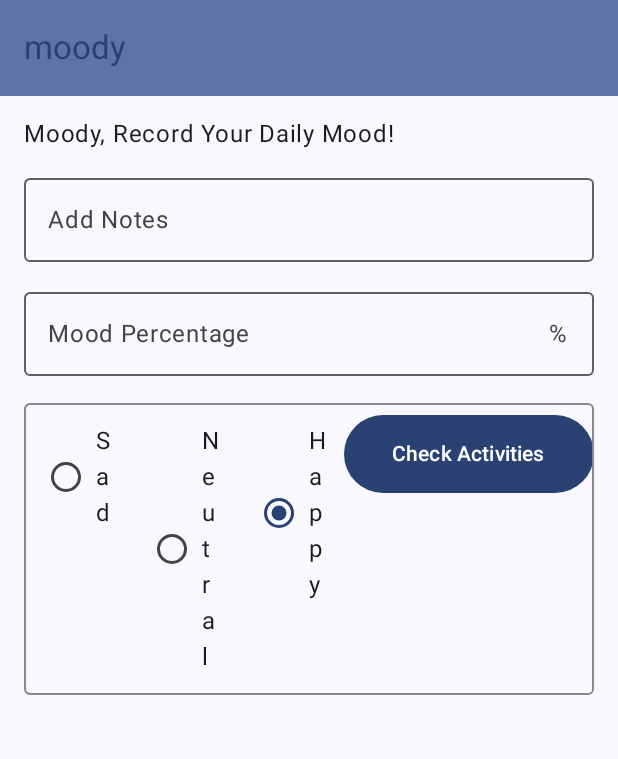
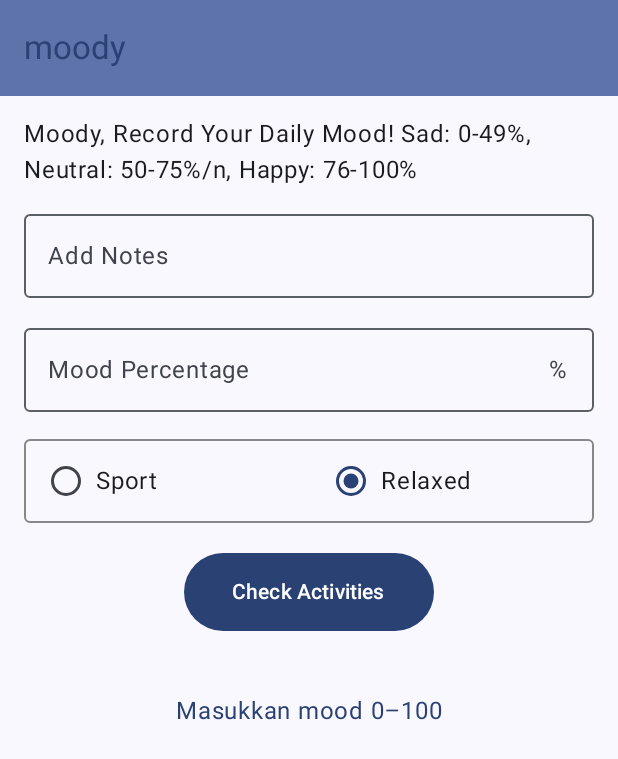
Before and after one commit to vaaniiiiiii/moody, an Android app built with Jetpack Compose: the screen it shows after launch (MainActivity), after a tap on "Check Activities", on a phone screen of 412 x 824 dp. Shown: the top 759 px of the screen. Run offline under Robolectric (Android 15) with nearby library versions, the phone set to English and light mode, and no system bars; 3 other taps on this screen came first.

Commit message:
memberi pilihan kepada pengguna(fixed) dan membuat saran kegiatan mood

```diff
--- /dev/null
+++ b/app/src/main/java/Screen.kt
@@ -0,0 +1,3 @@
+sealed class Screen(val route: String){
+    data object Home: Screen("mainScreen")
+}
--- a/app/src/main/java/com/vani0066/moody/MainActivity.kt
+++ b/app/src/main/java/com/vani0066/moody/MainActivity.kt
@@ -1,4 +1,5 @@
 package com.vani0066.moody
+
 
 import android.os.Bundle
 import androidx.activity.ComponentActivity
--- a/app/src/main/java/com/vanisa0066/moody/ui/screen/MainScreen.kt
+++ b/app/src/main/java/com/vanisa0066/moody/ui/screen/MainScreen.kt
@@ -42,8 +42,8 @@ import com.vani0066.moody.ui.theme.MoodyTheme
 
 @OptIn(ExperimentalMaterial3Api::class)
 @Composable
-fun MainScreen(){
-    Scaffold (
+fun MainScreen() {
+    Scaffold(
         topBar = {
             TopAppBar(
                 title = {
@@ -59,25 +59,28 @@ fun MainScreen(){
         ScreenContent(Modifier.padding(innerPadding))
     }
 }
+
 @Composable
-fun ScreenContent(modifier: Modifier = Modifier){
+fun ScreenContent(modifier: Modifier = Modifier) {
     var tambahCatatan by rememberSaveable { mutableStateOf("") }
     var persenanMood by rememberSaveable { mutableStateOf("") }
+    var hasilKegiatan by rememberSaveable { mutableStateOf("") }
+
 
     val radioOptions = listOf(
-        stringResource(id= R.string.sedih),
-        stringResource(id= R.string.netral),
-        stringResource(id= R.string.senang)
+        stringResource(id = R.string.sport),
+        stringResource(id = R.string.relaxed)
     )
     var mood by rememberSaveable { mutableStateOf(radioOptions[0]) }
 
-    Column (
-        modifier = modifier.fillMaxSize()
+    Column(
+        modifier = modifier
+            .fillMaxSize()
             .verticalScroll(rememberScrollState())
             .padding(16.dp),
         verticalArrangement = Arrangement.spacedBy(12.dp),
         horizontalAlignment = Alignment.CenterHorizontally
-    ){
+    ) {
         Text(
             text = stringResource(id = R.string.intro_moody),
             style = MaterialTheme.typography.bodyLarge,
@@ -85,7 +88,7 @@ fun ScreenContent(modifier: Modifier = Modifier){
         )
         OutlinedTextField(
             value = tambahCatatan,
-            onValueChange = { tambahCatatan = it},
+            onValueChange = { tambahCatatan = it },
             label = { Text(text = stringResource((R.string.tambah_catatan))) },
             singleLine = true,
             keyboardOptions = KeyboardOptions(
@@ -97,50 +100,87 @@ fun ScreenContent(modifier: Modifier = Modifier){
         OutlinedTextField(
             value = persenanMood,
             onValueChange = { persenanMood = it },
-            label = { Text(text = stringResource(R.string.persenan_mood)) },
+            label = { Text(text = stringResource((R.string.persenan_mood))) },
             trailingIcon = { Text(text = "%") },
             singleLine = true,
             keyboardOptions = KeyboardOptions(
                 keyboardType = KeyboardType.Number,
-                imeAction = ImeAction.Done
+                imeAction = ImeAction.Next
             ),
             modifier = Modifier.fillMaxWidth()
         )
-       Row (
+        Row(
             modifier = Modifier
                 .padding(top = 6.dp)
                 .border(1.dp, Color.Gray, RoundedCornerShape(4.dp))
-       ){
-           radioOptions.forEach{ text ->
+        ) {
+            radioOptions.forEach { text ->
                 MoodOption(
                     label = text,
                     isSelected = mood == text,
                     modifier = Modifier
                         .selectable(
                             selected = mood == text,
-                           onClick = { mood = text},
+                            onClick = { mood = text },
                             role = Role.RadioButton
                         )
                         .weight(1f)
                         .padding(16.dp)
                 )
             }
+
+        }
         Button(
-                onClick = {},
+            onClick = {
+                val moodValue = persenanMood.toIntOrNull()
+                hasilKegiatan = if (moodValue != null && moodValue in 0..100) {
+                    if (moodValue >= 60 && mood == radioOptions[0]) {
+                        "kamu sedang senang, Olahraga di rumah adalah hal yang paling pas di saat mood bagus! :)"
+                    } else if (moodValue >= 60 && mood == radioOptions[1]) {
+                        "kamu sedang senang, Menonton film komedi adalah kegiatan yang mempertahankan moodmu!"
+                    } else if (moodValue < 60 && mood == radioOptions[0]) {
+                        "Badminton"
+                    } else {
+                        "Pergi ke pantai"
+                    }
+                } else {
+                    "Masukkan mood 0–100"
+                }
+            },
+
             modifier = Modifier.padding(top = 8.dp),
-               contentPadding = PaddingValues(horizontal = 32.dp, vertical = 16.dp)
+            contentPadding = PaddingValues(horizontal = 32.dp, vertical = 16.dp),
+
         ) {
             Text(text = stringResource(R.string.cek_kegiatan))
         }
+        if (hasilKegiatan.isNotEmpty()) {
+            Column(
+                modifier = Modifier
+                    .fillMaxWidth()
+                    .padding(top = 32.dp),
+                horizontalAlignment = Alignment.CenterHorizontally
+            ) {
+                Text(
+                    text = hasilKegiatan,
+                    style = MaterialTheme.typography.bodyLarge,
+                    color = MaterialTheme.colorScheme.primary,
+                )
             }
         }
+
+
     }
+
+
+}
+
 @Composable
-    fun MoodOption (label: String, isSelected: Boolean, modifier: Modifier) {
-        Row (
+fun MoodOption(label: String, isSelected: Boolean, modifier: Modifier) {
+    Row(
         modifier = modifier,
         verticalAlignment = Alignment.CenterVertically
-        ){
+    ) {
         RadioButton(selected = isSelected, onClick = null)
         Text(
             text = label,
@@ -151,8 +191,6 @@ fun ScreenContent(modifier: Modifier = Modifier){
 }
 
 
-
-
 @Preview(showBackground = true)
 @Preview(uiMode = Configuration.UI_MODE_NIGHT_YES, showBackground = true)
 @Composable
--- a/app/src/main/res/values/strings.xml
+++ b/app/src/main/res/values/strings.xml
@@ -1,10 +1,10 @@
 <resources>
     <string name="app_name">moody</string>
-    <string name="intro_moody">Moody, Record Your Daily Mood!</string>
+    <string name="intro_moody">Moody, Record Your Daily Mood! Sad: 0-49%,
+Neutral: 50-75%/n, Happy: 76-100%</string>
     <string name="tambah_catatan">Add Notes</string>
     <string name="persenan_mood">Mood Percentage</string>
-    <string name="sedih">Sad</string>
-    <string name="netral">Neutral</string>
-    <string name="senang">Happy</string>
+    <string name="sport">Sport</string>
+    <string name="relaxed">Relaxed</string>
     <string name="cek_kegiatan">Check Activities</string>
 </resources>
```
Also changed, not shown: 1 other file. Lines whose indentation alone changed are shown as unchanged.
